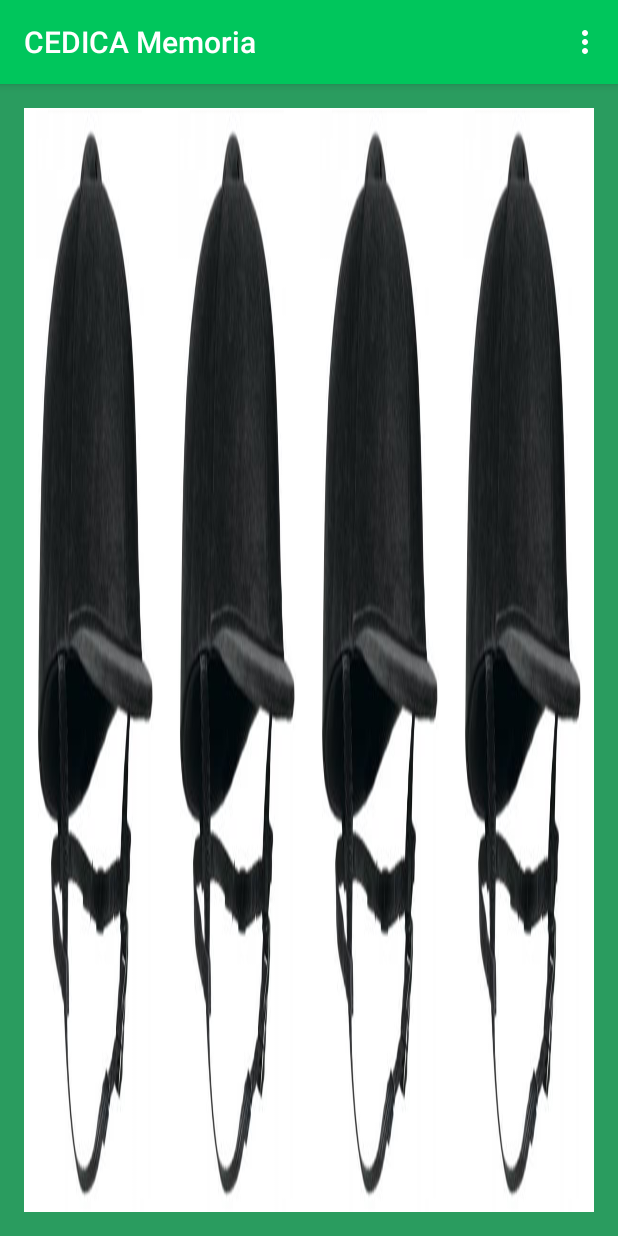
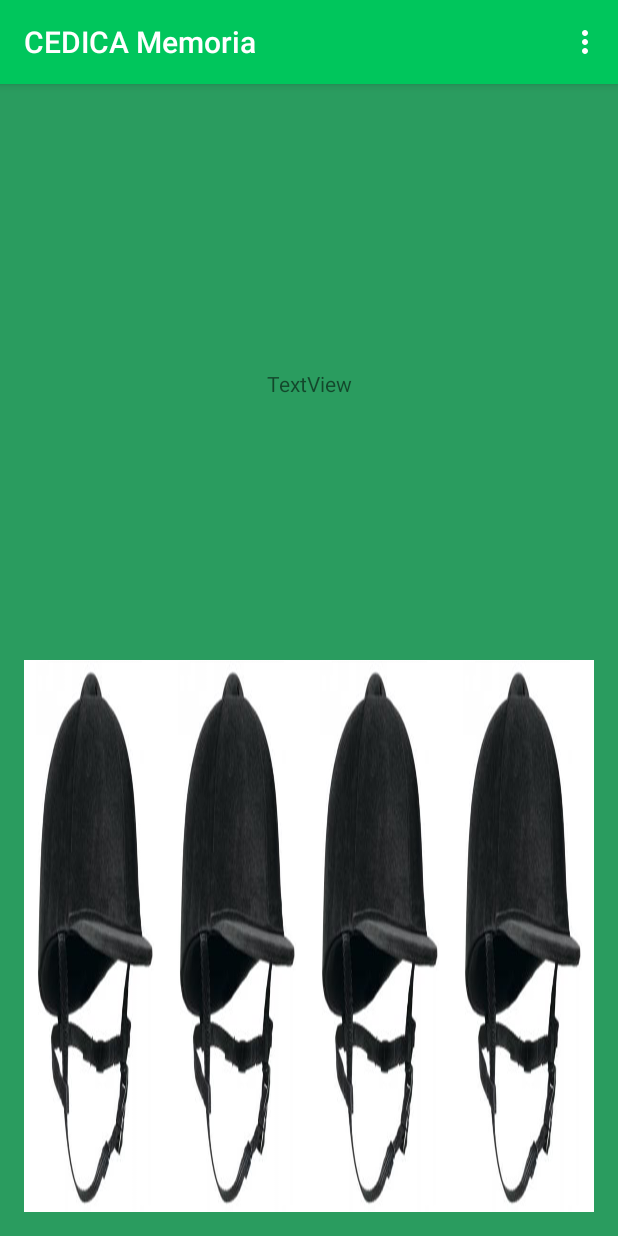
Before and after one commit to CEBracco/MEMORIABraccoCuevas, an Android app: the screen it shows after launch (MainActivity), on a phone screen of 412 x 824 dp. Run offline under Robolectric (Android 15) with nearby library versions, the phone set to English and light mode, and no system bars.

Commit message:
ooh yeaaaah

```diff
--- a/app/src/main/res/layout/content_main.xml
+++ b/app/src/main/res/layout/content_main.xml
@@ -15,9 +15,29 @@
     tools:showIn="@layout/activity_main">
 
     <LinearLayout android:id="@+id/mainContent" android:layout_width="match_parent" android:layout_height="match_parent"
-        android:orientation="vertical" android:background="#ffffff">
+        android:orientation="vertical">
     <!-- height 25% -->
-    <LinearLayout
+        <LinearLayout
+            android:orientation="horizontal"
+            android:layout_width="match_parent"
+            android:layout_height="0dp"
+            android:layout_weight="0.54">
+
+            <TextView
+                android:text="TextView"
+                android:layout_width="match_parent"
+                android:layout_height="wrap_content"
+                android:id="@+id/textView6"
+                android:layout_weight="0.58"
+                android:layout_gravity="center_vertical"
+                android:gravity="center_vertical|center_horizontal"
+                android:layout_alignParentTop="true"
+                android:layout_alignParentLeft="true"
+                android:layout_alignParentStart="true" />
+
+        </LinearLayout>
+
+        <LinearLayout
         android:layout_width="match_parent"
         android:layout_height="0dp"
         android:layout_weight="0.54"
```
